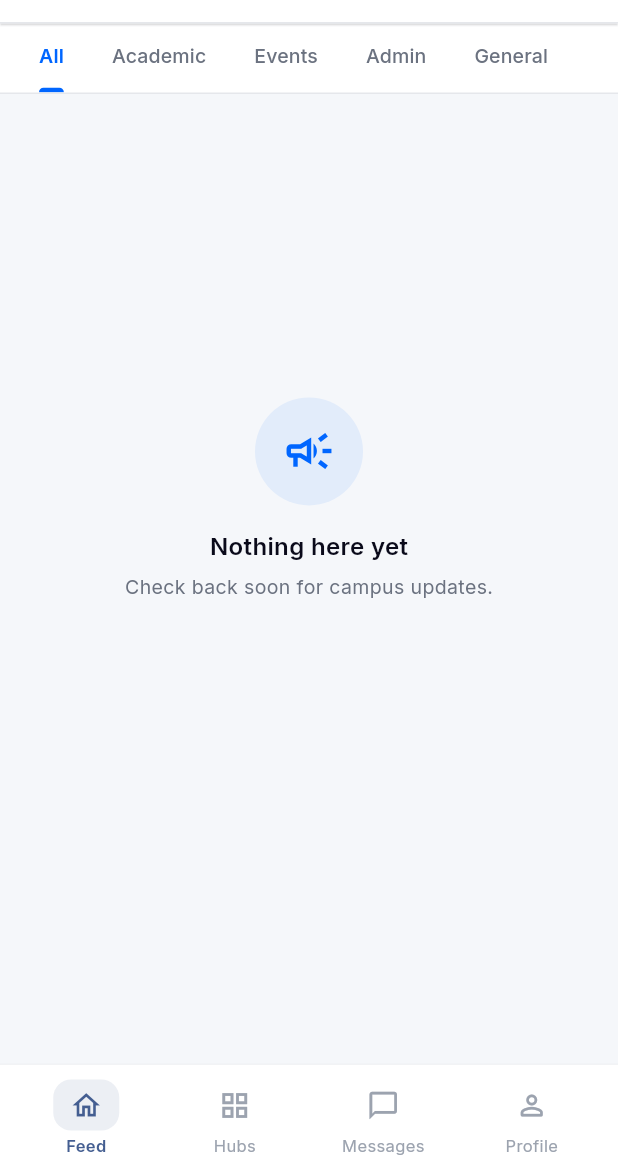
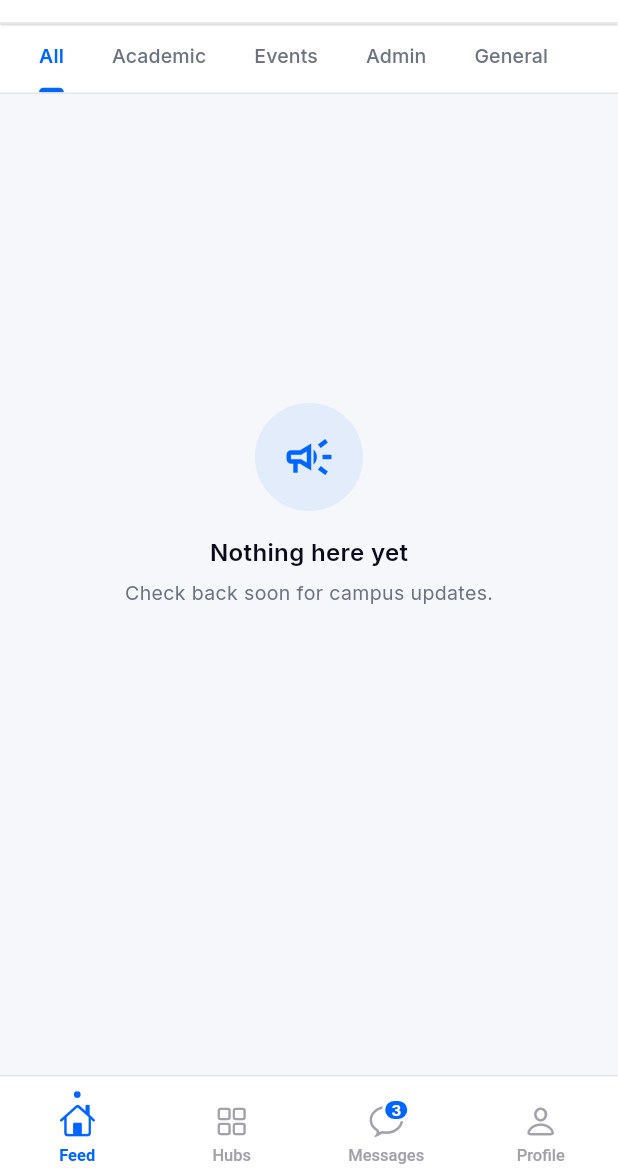
Before and after one commit to chrisxie12/UNIFY, a Flutter app: the screen it shows once a user with an empty profile is signed in, scrolled down 286 dp, on a phone screen of 412 x 824 dp, the part 65-1236 px from its top. Run offline on Flutter 3.47's test engine with Material 3 defaults, Android fonts, the light colour scheme and no system bars; our stand-ins replace cached_network_image, equatable, flutter_dotenv, flutter_riverpod, flutter_svg, go_router and 7 more; accounts and stored records are empty; network calls fail.

Commit message:
feat(nav): iOS-native bottom bar redesign
- Remove gray pill background behind active tab
- Replace Material icons with CupertinoIcons (outline-only)
- Add 4.5px blue dot indicator with spring bounce animation
- Smooth 200ms icon color transition (TweenAnimationBuilder)
- Smooth 200ms label color/weight transition (AnimatedDefaultTextStyle)
- 100ms opacity tap feedback (AnimatedOpacity)
- translateY(-1px) lift on active icon
- Blue pill badge on Messages tab (16px, 2px white border)
- Touch targets: min 44px x 60px per tab (ConstrainedBox)
- Whitespace: #FFFFFF bg, 1px #E4E4E7 top border, 64px + safe area

```diff
--- a/mobile_flutter/lib/core/widgets/main_shell.dart
+++ b/mobile_flutter/lib/core/widgets/main_shell.dart
@@ -1,7 +1,6 @@
 import 'package:flutter/material.dart';
+import 'package:flutter/cupertino.dart';
 import 'package:go_router/go_router.dart';
-import '../theme/app_colors.dart';
-import '../theme/app_text_styles.dart';
 
 class MainShell extends StatelessWidget {
   final StatefulNavigationShell navigationShell;
@@ -9,10 +8,10 @@ class MainShell extends StatelessWidget {
   const MainShell({super.key, required this.navigationShell});
 
   static const _tabs = [
-    _TabItem(icon: Icons.home_outlined,         activeIcon: Icons.home_outlined,         label: 'Feed'),
-    _TabItem(icon: Icons.grid_view_outlined,    activeIcon: Icons.grid_view_outlined,    label: 'Hubs'),
-    _TabItem(icon: Icons.chat_bubble_outline,   activeIcon: Icons.chat_bubble_outline,   label: 'Messages'),
-    _TabItem(icon: Icons.person_outline_rounded,activeIcon: Icons.person_outline_rounded,label: 'Profile'),
+    _TabItem(icon: CupertinoIcons.house, label: 'Feed'),
+    _TabItem(icon: CupertinoIcons.square_grid_2x2, label: 'Hubs'),
+    _TabItem(icon: CupertinoIcons.chat_bubble, label: 'Messages'),
+    _TabItem(icon: CupertinoIcons.person, label: 'Profile'),
   ];
 
   @override
@@ -23,7 +22,6 @@ class MainShell extends StatelessWidget {
         currentIndex: navigationShell.currentIndex,
         onTap: (index) => navigationShell.goBranch(
           index,
-          // Tap current tab again → pop to root of that branch
           initialLocation: index == navigationShell.currentIndex,
         ),
       ),
@@ -37,24 +35,29 @@ class _UnifyBottomNav extends StatelessWidget {
 
   const _UnifyBottomNav({required this.currentIndex, required this.onTap});
 
+  static const Color primaryBlue = Color(0xFF0066FF);
+  static const Color gray400 = Color(0xFFA1A1AA);
+  static const Color gray200 = Color(0xFFE4E4E7);
+
   @override
   Widget build(BuildContext context) {
     return Container(
+      height: 64 + MediaQuery.of(context).padding.bottom,
       decoration: const BoxDecoration(
-        color: AppColors.white,
-        border: Border(top: BorderSide(color: AppColors.border, width: 0.5)),
+        color: Colors.white,
+        border: Border(top: BorderSide(color: gray200, width: 1.0)),
       ),
       child: SafeArea(
         top: false,
         child: Padding(
-          padding: const EdgeInsets.symmetric(horizontal: 8, vertical: 10),
+          padding: const EdgeInsets.only(top: 6),
           child: Row(
             children: List.generate(
               MainShell._tabs.length,
               (i) => _NavItem(
                 tab: MainShell._tabs[i],
                 active: currentIndex == i,
-                badge: i == 2 ? 0 : 0, // messaging badge — wire to real unread count
+                badge: i == 2 ? 3 : 0,
                 onTap: () => onTap(i),
               ),
             ),
@@ -65,7 +68,7 @@ class _UnifyBottomNav extends StatelessWidget {
   }
 }
 
-class _NavItem extends StatelessWidget {
+class _NavItem extends StatefulWidget {
   final _TabItem tab;
   final bool active;
   final int badge;
@@ -79,48 +82,89 @@ class _NavItem extends StatelessWidget {
   });
 
   @override
+  State<_NavItem> createState() => _NavItemState();
+}
+
+class _NavItemState extends State<_NavItem> with SingleTickerProviderStateMixin {
+  bool _isPressed = false;
+
+  @override
   Widget build(BuildContext context) {
+    const primaryBlue = _UnifyBottomNav.primaryBlue;
+    const gray400 = _UnifyBottomNav.gray400;
+
     return Expanded(
+      child: ConstrainedBox(
+        constraints: const BoxConstraints(minHeight: 44, minWidth: 60),
         child: GestureDetector(
-        onTap: onTap,
+          onTapDown: (_) => setState(() => _isPressed = true),
+          onTapUp: (_) => setState(() => _isPressed = false),
+          onTapCancel: () => setState(() => _isPressed = false),
+          onTap: widget.onTap,
           behavior: HitTestBehavior.opaque,
+          child: AnimatedOpacity(
+            duration: const Duration(milliseconds: 100),
+            opacity: _isPressed ? 0.6 : 1.0,
             child: Column(
-          mainAxisSize: MainAxisSize.min,
+              mainAxisSize: MainAxisSize.max,
+              mainAxisAlignment: MainAxisAlignment.center,
               children: [
+                // Dot indicator
+                AnimatedContainer(
+                  duration: const Duration(milliseconds: 400),
+                  curve: const Cubic(0.34, 1.56, 0.64, 1),
+                  width: 4.5,
+                  height: 4.5,
+                  margin: const EdgeInsets.only(bottom: 4),
+                  decoration: BoxDecoration(
+                    color: widget.active ? primaryBlue : Colors.transparent,
+                    shape: BoxShape.circle,
+                  ),
+                  transform: Matrix4.diagonal3Values(widget.active ? 1.0 : 0.0, widget.active ? 1.0 : 0.0, 1.0),
+                  transformAlignment: Alignment.center,
+                ),
+
+                // Icon with translateY + animated color
                 AnimatedContainer(
                   duration: const Duration(milliseconds: 200),
-              width: 44,
-              height: 34,
-              decoration: BoxDecoration(
-                color: active ? Theme.of(context).colorScheme.primary.withOpacity(0.1) : Colors.transparent,
-                borderRadius: BorderRadius.circular(12),
-              ),
+                  transform: Matrix4.translationValues(0, widget.active ? -1 : 0, 0),
                   child: Stack(
                     alignment: Alignment.center,
+                    clipBehavior: Clip.none,
                     children: [
-                  Icon(
-                    active ? tab.activeIcon : tab.icon,
-                    color: active ? Theme.of(context).colorScheme.primary : AppColors.grey3,
-                    size: 22,
+                      TweenAnimationBuilder<Color?>(
+                        tween: ColorTween(
+                          begin: gray400,
+                          end: widget.active ? primaryBlue : gray400,
                         ),
-                  if (badge > 0)
+                        duration: const Duration(milliseconds: 200),
+                        builder: (context, color, _) => Icon(
+                          widget.tab.icon,
+                          color: color,
+                          size: 24,
+                        ),
+                      ),
+                      if (widget.badge > 0)
                         Positioned(
-                      top: 4,
-                      right: 6,
+                          top: -4,
+                          right: -4,
                           child: Container(
-                        width: 16,
                             height: 16,
-                        decoration: const BoxDecoration(
-                          color: AppColors.error,
-                          shape: BoxShape.circle,
+                            constraints: const BoxConstraints(minWidth: 16),
+                            padding: const EdgeInsets.symmetric(horizontal: 4),
+                            decoration: BoxDecoration(
+                              color: primaryBlue,
+                              borderRadius: BorderRadius.circular(8),
+                              border: Border.all(color: Colors.white, width: 2),
                             ),
                             child: Center(
                               child: Text(
-                            badge > 9 ? '9+' : '$badge',
+                                '${widget.badge}',
                                 style: const TextStyle(
                                   color: Colors.white,
-                              fontSize: 9,
-                              fontWeight: FontWeight.w700,
+                                  fontSize: 10,
+                                  fontWeight: FontWeight.bold,
+                                  height: 1,
                                 ),
                               ),
                             ),
@@ -129,15 +173,22 @@ class _NavItem extends StatelessWidget {
                     ],
                   ),
                 ),
-            const SizedBox(height: 2),
-            Text(
-              tab.label,
-              style: AppTextStyles.caption.copyWith(
-                color: active ? Theme.of(context).colorScheme.primary : AppColors.grey3,
-                fontWeight: active ? FontWeight.w600 : FontWeight.w400,
+
+                const SizedBox(height: 4),
+
+                // Label with animated color + weight
+                AnimatedDefaultTextStyle(
+                  duration: const Duration(milliseconds: 200),
+                  style: TextStyle(
+                    fontSize: 11,
+                    color: widget.active ? primaryBlue : gray400,
+                    fontWeight: widget.active ? FontWeight.w600 : FontWeight.w500,
+                  ),
+                  child: Text(widget.tab.label),
+                ),
+              ],
             ),
           ),
-          ],
         ),
       ),
     );
@@ -146,7 +197,6 @@ class _NavItem extends StatelessWidget {
 
 class _TabItem {
   final IconData icon;
-  final IconData activeIcon;
   final String label;
-  const _TabItem({required this.icon, required this.activeIcon, required this.label});
+  const _TabItem({required this.icon, required this.label});
 }
```
Also changed, not shown: 30 other files. Lines whose indentation alone changed are shown as unchanged.
